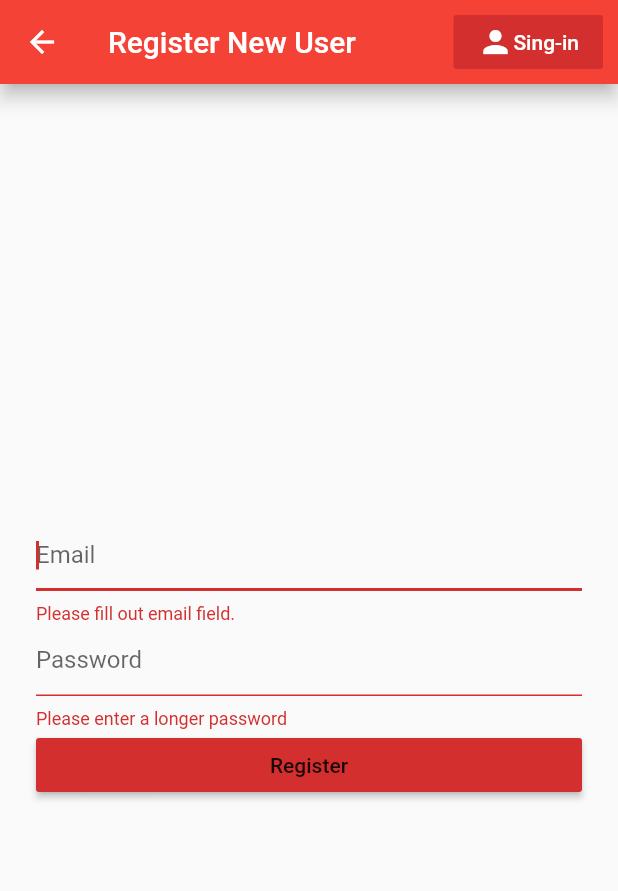
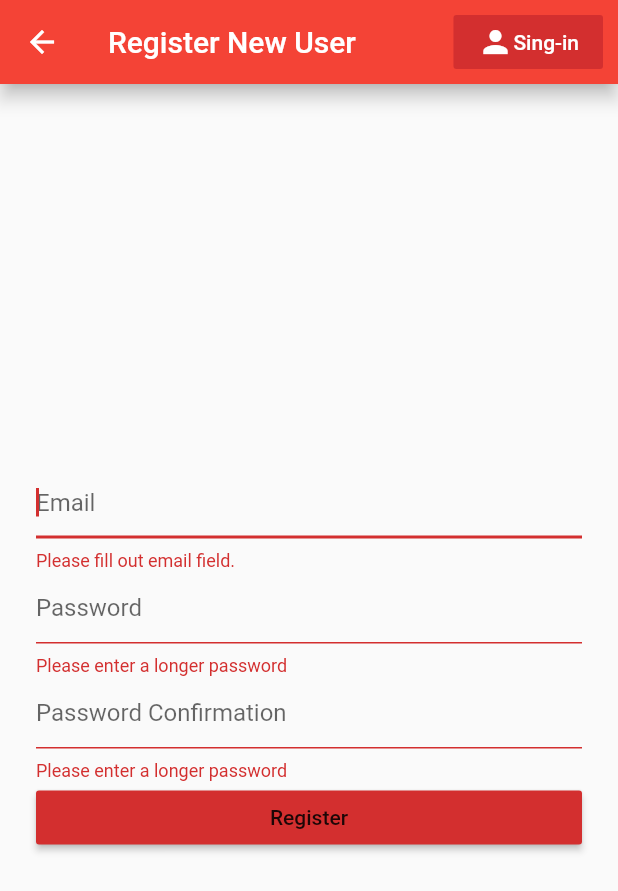
Before and after one commit to franck-noahk/senior-seminar-project, a Flutter app: the RegisterPage screen opened directly, after a tap on "Register", on a phone screen of 412 x 824 dp. Shown: the top 891 px of the screen. Run offline on Flutter 3.47's test engine with Material 2 defaults, Android fonts, the light colour scheme and no system bars; our stand-ins replace cloud_firestore, firebase_auth, firebase_core; accounts and stored records are empty.

Commit message:
Added password confirmation when creating account.

```diff
--- a/e_bulletin/lib/widgets/pages/register.dart
+++ b/e_bulletin/lib/widgets/pages/register.dart
@@ -14,6 +14,7 @@ class _RegisterPageState extends State<RegisterPage> {
   Widget build(BuildContext context) {
     String email = "";
     String password = '';
+    String passwordConfirm = "";
     final _formKey = GlobalKey<FormState>();
     SystemChrome.setPreferredOrientations([
       DeviceOrientation.portraitUp,
@@ -69,6 +70,20 @@ class _RegisterPageState extends State<RegisterPage> {
                         ? "Please enter a longer password"
                         : null,
                   ),
+                  TextFormField(
+                    autofocus: true,
+                    maxLines: 1,
+                    obscureText: true,
+                    decoration: InputDecoration(
+                      hintText: "Password Confirmation",
+                    ),
+                    onChanged: (val) => passwordConfirm = val,
+                    validator: (val) => (val.length < 6)
+                        ? "Please enter a longer password"
+                        : (val != password)
+                            ? "Please Make sure the passwords Match"
+                            : null,
+                  ),
                   RaisedButton(
                     color: Colors.red[700],
                     onPressed: () async {
```
